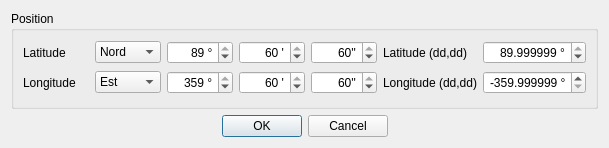
Before: the Qt Designer form src/Ui/realBoatPosition.ui in nohal/qtVlm, drawn with Qt 5.
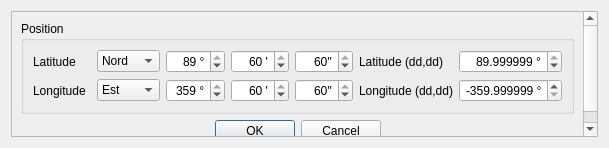
After: the same form once the commit is applied.

Patch:
```diff
--- a/src/Ui/realBoatPosition.ui
+++ b/src/Ui/realBoatPosition.ui
@@ -15,6 +15,21 @@
   </property>
   <layout class="QVBoxLayout" name="verticalLayout">
    <item>
+    <widget class="QScrollArea" name="scrollArea">
+     <property name="widgetResizable">
+      <bool>true</bool>
+     </property>
+     <widget class="QWidget" name="scrollAreaWidgetContents">
+      <property name="geometry">
+       <rect>
+        <x>0</x>
+        <y>0</y>
+        <width>589</width>
+        <height>128</height>
+       </rect>
+      </property>
+      <layout class="QVBoxLayout" name="verticalLayout_2">
+       <item>
     <widget class="QGroupBox" name="groupBox_2">
      <property name="title">
       <string>Position</string>
@@ -273,6 +288,10 @@
    </item>
   </layout>
  </widget>
+    </widget>
+   </item>
+  </layout>
+ </widget>
  <tabstops>
   <tabstop>lat_sig</tabstop>
   <tabstop>lat_deg</tabstop>
```
Left out of the diff: 1 changed line with no effect on the pictures. Lines whose indentation alone changed are shown as unchanged.
